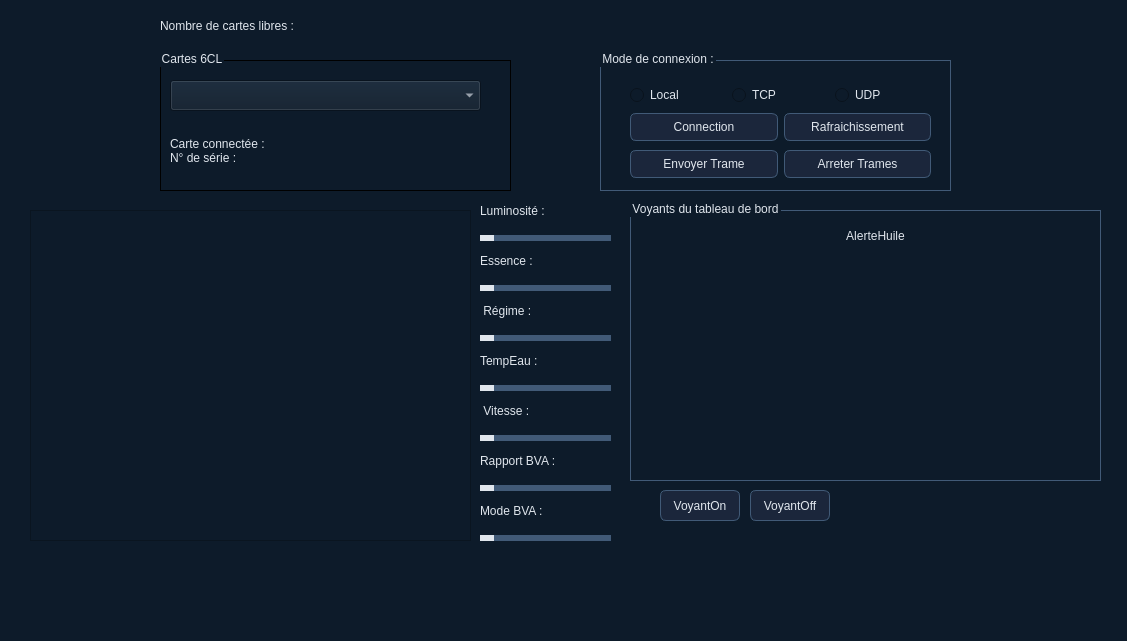
First picture: the form in mainwindow.ui, repository Kuro-Ex/Mini_Projet_Diag, before the edit.
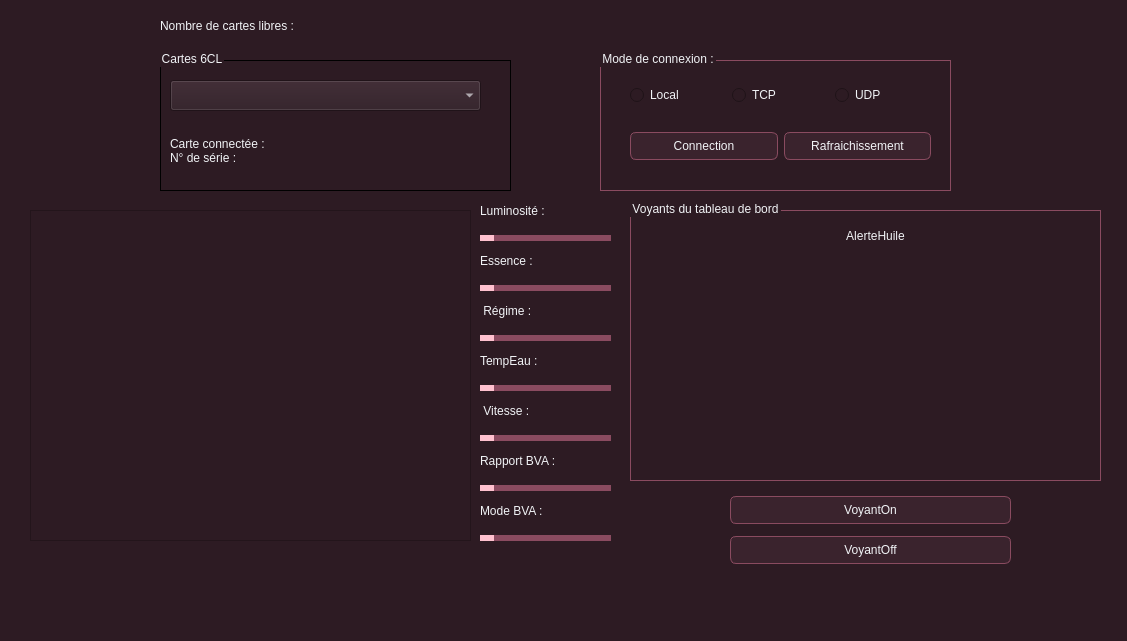
Second picture: the form after the edit. Icons and pictures are not drawn.

Commit message: ajout de la connection udp+tcp complete avec l'envoie periodique de chaque trames pour mode local et distant

```diff
--- a/mainwindow.ui
+++ b/mainwindow.ui
@@ -15,23 +15,23 @@
   </property>
   <property name="styleSheet">
    <string notr="true">QMainWindow {
-    background-color: #0D1B2A;
+    background-color: #3A232D;
 }
 
 QWidget {
-    color: #E0E6ED;
-    background-color: #0D1B2A;
+    color: #F1F3F6;
+    background-color: #2D1B23;
 }
 
 QGroupBox {
-    border: 1px solid #415A77;
+    border: 1px solid #8A4B60;
     margin-top: 10px;
 }
 
 QPushButton {
-    background-color: #1B263B;
-    color: #E0E6ED;
-    border: 1px solid #415A77;
+    background-color: #3A232D;
+    color: #F1F3F6;
+    border: 1px solid #8A4B60;
     padding: 6px;
     border-radius: 6px;
 }
@@ -42,14 +42,20 @@
 
 QSlider::groove:horizontal {
     height: 6px;
-    background: #415A77;
+    background: #8A4B60;
 }
 
 QSlider::handle:horizontal {
-    background: #E0E6ED;
+    background: #FFC1CF;
     width: 14px;
     border-radius: 7px;
 }
+
+QPushButton:disabled,
+QToolButton:disabled,
+QLabel:disabled {
+    color: rgba(255, 255, 255, 120);
+}
 </string>
   </property>
   <widget class="QWidget" name="centralwidget">
@@ -219,32 +225,6 @@
      <enum>Qt::Horizontal</enum>
     </property>
    </widget>
-   <widget class="QPushButton" name="btnVoyantsOn">
-    <property name="geometry">
-     <rect>
-      <x>660</x>
-      <y>490</y>
-      <width>80</width>
-      <height>31</height>
-     </rect>
-    </property>
-    <property name="text">
-     <string>VoyantOn</string>
-    </property>
-   </widget>
-   <widget class="QPushButton" name="btnVoyantsOff">
-    <property name="geometry">
-     <rect>
-      <x>750</x>
-      <y>490</y>
-      <width>80</width>
-      <height>31</height>
-     </rect>
-    </property>
-    <property name="text">
-     <string>VoyantOff</string>
-    </property>
-   </widget>
    <widget class="QLabel" name="labelRegime">
     <property name="geometry">
      <rect>
@@ -359,7 +339,7 @@
      <rect>
       <x>480</x>
       <y>200</y>
-      <width>91</width>
+      <width>131</width>
       <height>21</height>
      </rect>
     </property>
@@ -525,7 +505,7 @@
     <widget class="QPushButton" name="feuxCroisement">
      <property name="geometry">
       <rect>
-       <x>160</x>
+       <x>70</x>
        <y>210</y>
        <width>80</width>
        <height>41</height>
@@ -691,7 +671,7 @@
     <widget class="QPushButton" name="feuxDeRoute">
      <property name="geometry">
       <rect>
-       <x>70</x>
+       <x>160</x>
        <y>210</y>
        <width>80</width>
        <height>41</height>
@@ -744,33 +724,6 @@
       </size>
      </property>
     </widget>
-    <widget class="QPushButton" name="pushButton_9">
-     <property name="geometry">
-      <rect>
-       <x>70</x>
-       <y>150</y>
-       <width>80</width>
-       <height>41</height>
-      </rect>
-     </property>
-     <property name="styleSheet">
-      <string notr="true">    border: none;
-    background-color: transparent;</string>
-     </property>
-     <property name="text">
-      <string/>
-     </property>
-     <property name="icon">
-      <iconset resource="resources.qrc">
-       <normaloff>:/img/build/secPassDefOff.png</normaloff>:/img/build/secPassDefOff.png</iconset>
-     </property>
-     <property name="iconSize">
-      <size>
-       <width>64</width>
-       <height>64</height>
-      </size>
-     </property>
-    </widget>
     <widget class="QPushButton" name="AlerteHuile">
      <property name="geometry">
       <rect>
@@ -827,6 +780,33 @@
       </size>
      </property>
     </widget>
+    <widget class="QPushButton" name="feuxPositionnement">
+     <property name="geometry">
+      <rect>
+       <x>70</x>
+       <y>150</y>
+       <width>81</width>
+       <height>41</height>
+      </rect>
+     </property>
+     <property name="styleSheet">
+      <string notr="true">    border: none;
+    background-color: transparent;</string>
+     </property>
+     <property name="text">
+      <string/>
+     </property>
+     <property name="icon">
+      <iconset resource="resources.qrc">
+       <normaloff>:/img/build/feuxPosOff.png</normaloff>:/img/build/feuxPosOff.png</iconset>
+     </property>
+     <property name="iconSize">
+      <size>
+       <width>64</width>
+       <height>64</height>
+      </size>
+     </property>
+    </widget>
    </widget>
    <widget class="QGroupBox" name="groupBox_2">
     <property name="geometry">
@@ -901,27 +881,35 @@
         </item>
        </layout>
       </item>
-      <item>
-       <layout class="QHBoxLayout" name="horizontalLayout_9">
-        <item>
-         <widget class="QPushButton" name="EnvoyerTrames">
-          <property name="text">
-           <string>Envoyer Trame</string>
-          </property>
-         </widget>
-        </item>
-        <item>
-         <widget class="QPushButton" name="StopTrames">
-          <property name="text">
-           <string>Arreter Trames</string>
-          </property>
-         </widget>
-        </item>
-       </layout>
-      </item>
      </layout>
     </widget>
    </widget>
+   <widget class="QWidget" name="verticalLayoutWidget_2">
+    <property name="geometry">
+     <rect>
+      <x>730</x>
+      <y>490</y>
+      <width>281</width>
+      <height>80</height>
+     </rect>
+    </property>
+    <layout class="QVBoxLayout" name="verticalLayout">
+     <item>
+      <widget class="QPushButton" name="btnVoyantsOn">
+       <property name="text">
+        <string>VoyantOn</string>
+       </property>
+      </widget>
+     </item>
+     <item>
+      <widget class="QPushButton" name="btnVoyantsOff">
+       <property name="text">
+        <string>VoyantOff</string>
+       </property>
+      </widget>
+     </item>
+    </layout>
+   </widget>
   </widget>
   <widget class="QMenuBar" name="menubar">
    <property name="geometry">
```
Left out of the diff: 2 changed lines with no effect on the pictures. The commit also changes 18 other files.
